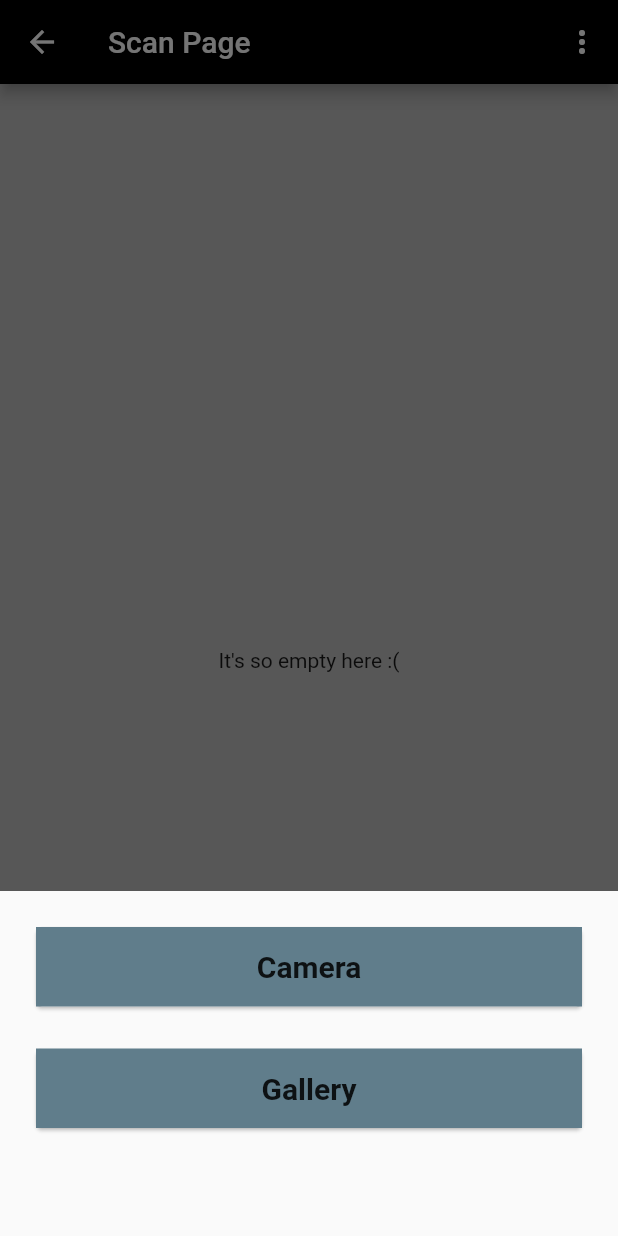
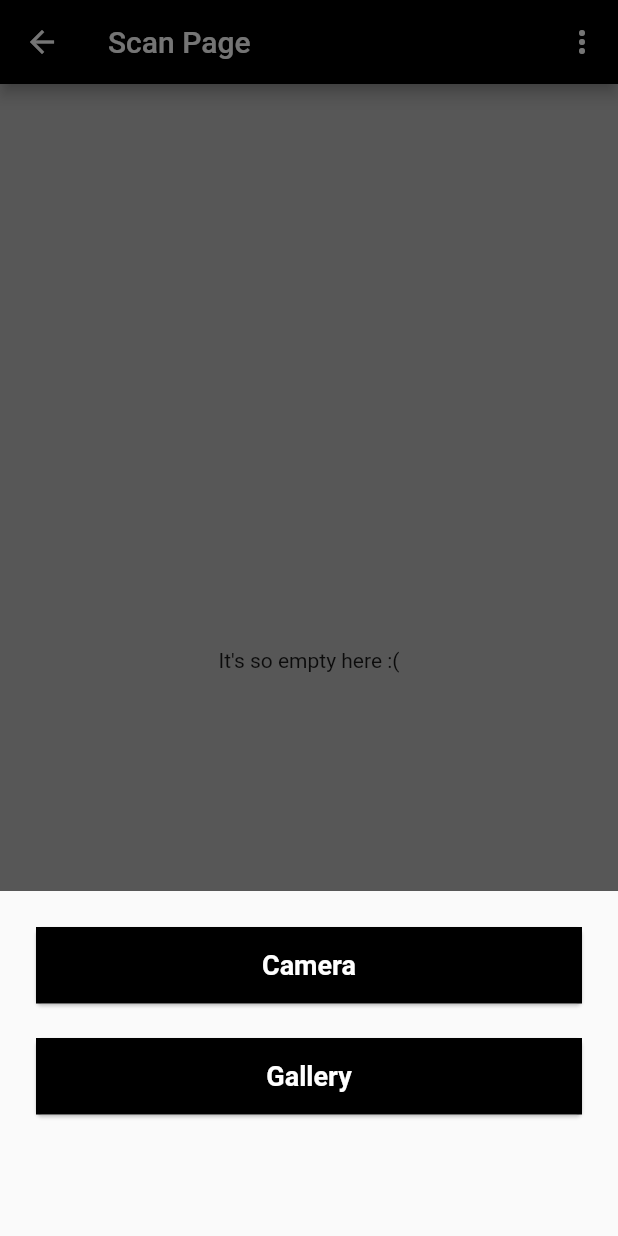
Before and after one commit to shankarling2000/cliniVault, a Flutter app: the ReportsView screen opened by its route, after a tap on "Scan reports", on a phone screen of 412 x 824 dp. Run offline on Flutter 3.47's test engine with Material 2 defaults, Android fonts, the phone set to English and light mode, and no system bars; our stand-ins replace firebase_auth, firebase_core, image_cropper, image_picker; missing offline and left inert: google_mlkit_text_recognition, image_cropper_for_web, image_picker_for_web; accounts and stored records are empty.

Commit message:
scan_widget UI

```diff
--- a/lib/Widgets/model_dialog.dart
+++ b/lib/Widgets/model_dialog.dart
@@ -17,17 +17,19 @@ void imagePickerModal(BuildContext context,
                   child: Container(
                     alignment: Alignment.center,
                     padding: const EdgeInsets.all(15),
-                    decoration: BoxDecoration(color: Colors.blueGrey),
+                    decoration: BoxDecoration(color: Colors.black),
                     child: const Text(
                       "Camera",
-                      style:
-                          TextStyle(fontWeight: FontWeight.bold, fontSize: 20),
+                      style: TextStyle(
+                          fontWeight: FontWeight.bold,
+                          fontSize: 18,
+                          color: Colors.white),
                     ),
                   ),
                 ),
               ),
               SizedBox(
-                height: 20,
+                height: 15,
               ),
               GestureDetector(
                 onTap: onGalleryTap,
@@ -35,11 +37,13 @@ void imagePickerModal(BuildContext context,
                   child: Container(
                     alignment: Alignment.center,
                     padding: const EdgeInsets.all(15),
-                    decoration: BoxDecoration(color: Colors.blueGrey),
+                    decoration: BoxDecoration(color: Colors.black),
                     child: const Text(
                       "Gallery",
-                      style:
-                          TextStyle(fontWeight: FontWeight.bold, fontSize: 20),
+                      style: TextStyle(
+                          fontWeight: FontWeight.bold,
+                          fontSize: 18,
+                          color: Colors.white),
                     ),
                   ),
                 ),
```
